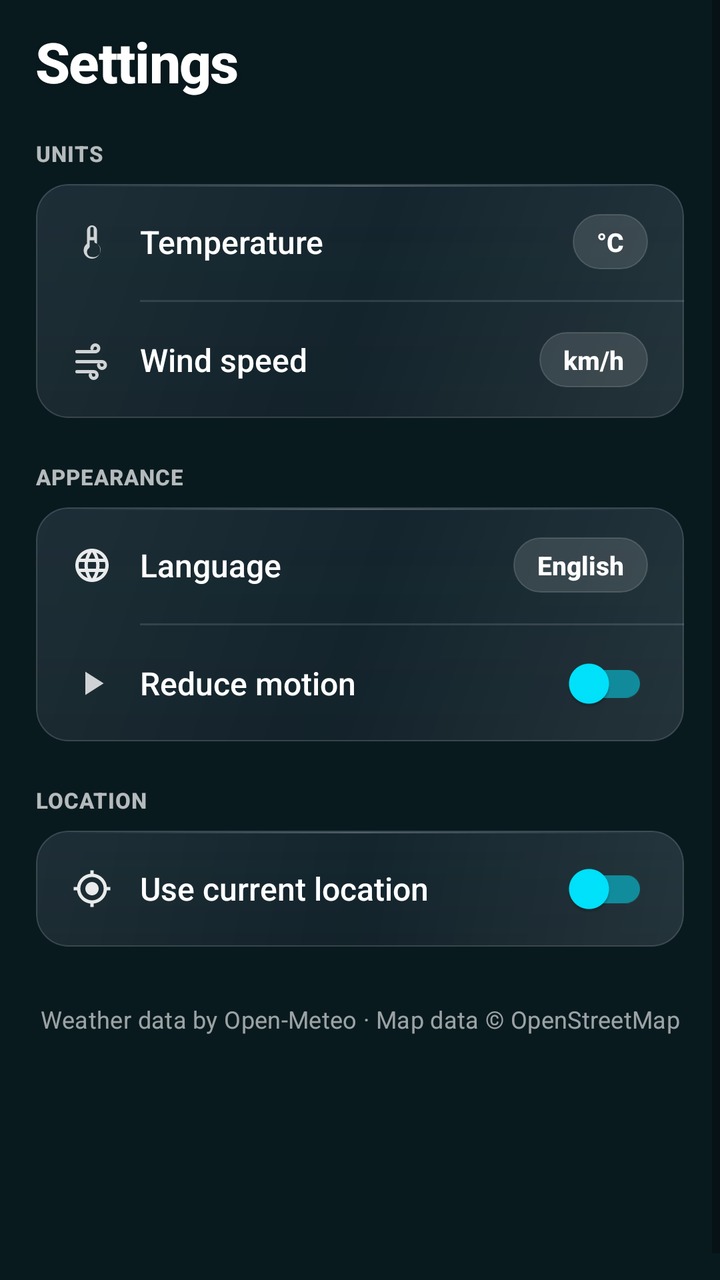
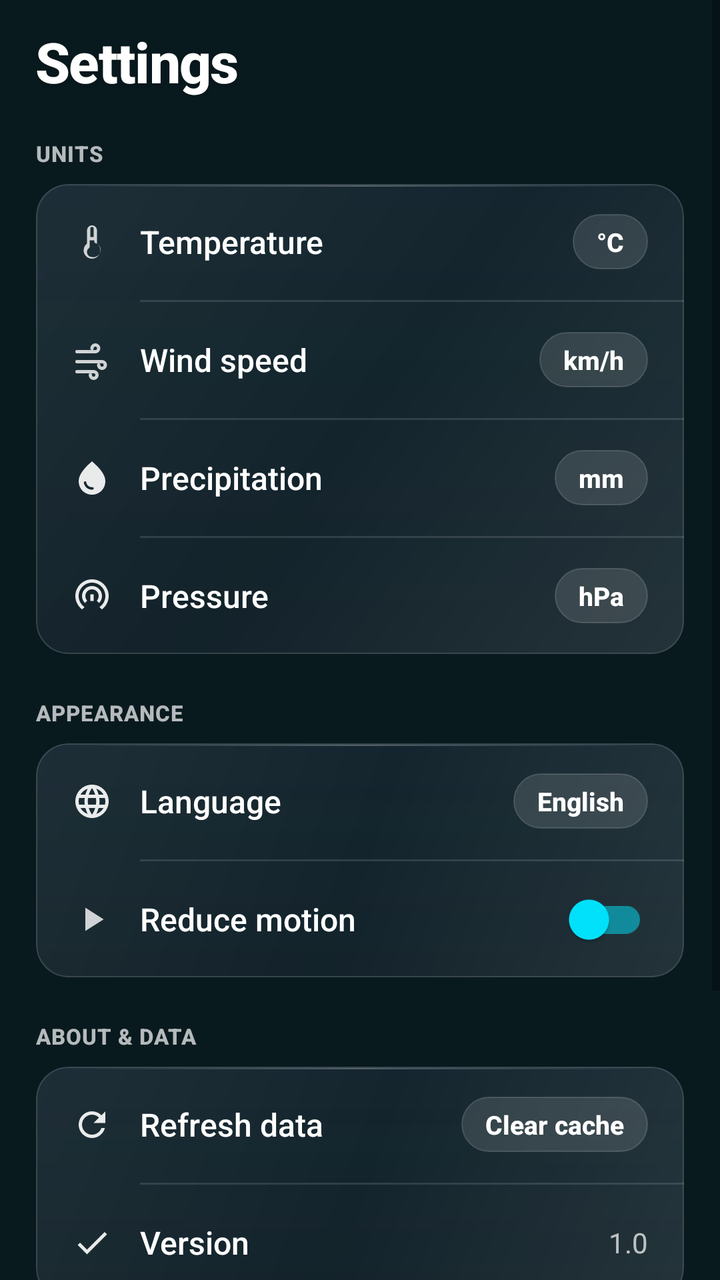

Two renders of the same Android screen: before a commit and after it. Below are the layout's source before the change and the commit's diff.
<!-- AndroidManifest.xml: application theme Theme.K3Weather -->
<!-- res/layout/layout_settings.xml -->
<?xml version="1.0" encoding="utf-8"?>
<ScrollView xmlns:android="http://schemas.android.com/apk/res/android"
    xmlns:app="http://schemas.android.com/apk/res-auto"
    android:layout_width="match_parent"
    android:layout_height="match_parent"
    android:background="@android:color/transparent"
    android:clipToPadding="false"
    android:overScrollMode="never"
    android:fillViewport="true">

    <LinearLayout
        android:layout_width="match_parent"
        android:layout_height="wrap_content"
        android:orientation="vertical"
        android:paddingHorizontal="18dp"
        android:paddingTop="12dp"
        android:paddingBottom="120dp">

        
        <TextView
            android:layout_width="match_parent"
            android:layout_height="wrap_content"
            android:text="@string/settings_title"
            android:textColor="@android:color/white"
            android:textSize="28sp"
            android:textStyle="bold"
            android:letterSpacing="-0.02"
            android:shadowColor="#33000000"
            android:shadowDx="0"
            android:shadowDy="2"
            android:shadowRadius="6"
            android:fontFamily="sans-serif-medium"
            android:layout_marginBottom="20dp" />

        
        <TextView
            android:layout_width="match_parent"
            android:layout_height="wrap_content"
            android:text="@string/settings_section_units"
            android:textColor="#B3FFFFFF"
            android:textSize="11sp"
            android:textStyle="bold"
            android:letterSpacing="0.03"
            android:fontFamily="sans-serif-medium"
            android:layout_marginBottom="8dp" />

        <LinearLayout
            android:layout_width="match_parent"
            android:layout_height="wrap_content"
            android:background="@drawable/bg_card_translucent"
            android:orientation="vertical"
            android:clipToOutline="true">

            
            <LinearLayout
                android:id="@+id/rowTemperature"
                android:layout_width="match_parent"
                android:layout_height="58dp"
                android:background="?attr/selectableItemBackground"
                android:clickable="true"
                android:focusable="true"
                android:gravity="center_vertical"
                android:orientation="horizontal"
                android:paddingHorizontal="18dp">

                <ImageView
                    android:layout_width="20dp"
                    android:layout_height="20dp"
                    android:contentDescription="@null"
                    android:src="@drawable/ic_thermometer"
                    app:tint="#E6FFFFFF" />

                <TextView
                    android:layout_width="0dp"
                    android:layout_height="wrap_content"
                    android:layout_weight="1"
                    android:layout_marginStart="14dp"
                    android:text="@string/settings_temperature"
                    android:textColor="@android:color/white"
                    android:textSize="16sp"
                    android:fontFamily="sans-serif-medium" />

                <TextView
                    android:id="@+id/tvTemperatureUnitValue"
                    android:layout_width="wrap_content"
                    android:layout_height="wrap_content"
                    android:background="@drawable/bg_pill_accent_translucent"
                    android:paddingHorizontal="12dp"
                    android:paddingVertical="5dp"
                    android:text="°C"
                    android:textColor="@android:color/white"
                    android:textSize="13sp"
                    android:textStyle="bold"
                    android:fontFamily="sans-serif-medium" />
            </LinearLayout>

            <View
                android:layout_width="match_parent"
                android:layout_height="1dp"
                android:layout_marginStart="52dp"
                android:background="#1FFFFFFF" />

            
            <LinearLayout
                android:id="@+id/rowWindSpeed"
                android:layout_width="match_parent"
                android:layout_height="58dp"
                android:background="?attr/selectableItemBackground"
                android:clickable="true"
                android:focusable="true"
                android:gravity="center_vertical"
                android:orientation="horizontal"
                android:paddingHorizontal="18dp">

                <ImageView
                    android:layout_width="20dp"
                    android:layout_height="20dp"
                    android:contentDescription="@null"
                    android:src="@drawable/ic_wind"
                    app:tint="#E6FFFFFF" />

                <TextView
                    android:layout_width="0dp"
                    android:layout_height="wrap_content"
                    android:layout_weight="1"
                    android:layout_marginStart="14dp"
                    android:text="@string/settings_wind_speed"
                    android:textColor="@android:color/white"
                    android:textSize="16sp"
                    android:fontFamily="sans-serif-medium" />

                <TextView
                    android:id="@+id/tvWindSpeedUnitValue"
                    android:layout_width="wrap_content"
                    android:layout_height="wrap_content"
                    android:background="@drawable/bg_pill_accent_translucent"
                    android:paddingHorizontal="12dp"
                    android:paddingVertical="5dp"
                    android:text="km/h"
                    android:textColor="@android:color/white"
                    android:textSize="13sp"
                    android:textStyle="bold"
                    android:fontFamily="sans-serif-medium" />
            </LinearLayout>
        </LinearLayout>

        
        <TextView
            android:layout_width="match_parent"
            android:layout_height="wrap_content"
            android:layout_marginTop="22dp"
            android:layout_marginBottom="8dp"
            android:text="@string/settings_section_display"
            android:textColor="#B3FFFFFF"
            android:textSize="11sp"
            android:textStyle="bold"
            android:letterSpacing="0.03"
            android:fontFamily="sans-serif-medium" />

        <LinearLayout
            android:layout_width="match_parent"
            android:layout_height="wrap_content"
            android:background="@drawable/bg_card_translucent"
            android:orientation="vertical"
            android:clipToOutline="true">

            
            <LinearLayout
                android:id="@+id/rowLanguage"
                android:layout_width="match_parent"
                android:layout_height="58dp"
                android:background="?attr/selectableItemBackground"
                android:clickable="true"
                android:focusable="true"
                android:gravity="center_vertical"
                android:orientation="horizontal"
                android:paddingHorizontal="18dp">

                <ImageView
                    android:layout_width="20dp"
                    android:layout_height="20dp"
                    android:contentDescription="@null"
                    android:src="@drawable/ic_language"
                    app:tint="#E6FFFFFF" />

                <TextView
                    android:layout_width="0dp"
                    android:layout_height="wrap_content"
                    android:layout_weight="1"
                    android:layout_marginStart="14dp"
                    android:text="@string/settings_language"
                    android:textColor="@android:color/white"
                    android:textSize="16sp"
                    android:fontFamily="sans-serif-medium" />

                <TextView
                    android:id="@+id/tvLanguageValue"
                    android:layout_width="wrap_content"
                    android:layout_height="wrap_content"
                    android:background="@drawable/bg_pill_accent_translucent"
                    android:paddingHorizontal="12dp"
                    android:paddingVertical="5dp"
                    android:text="English"
                    android:textColor="@android:color/white"
                    android:textSize="13sp"
                    android:textStyle="bold"
                    android:fontFamily="sans-serif-medium" />
            </LinearLayout>

            <View
                android:layout_width="match_parent"
                android:layout_height="1dp"
                android:layout_marginStart="52dp"
                android:background="#1FFFFFFF" />

            
            <LinearLayout
                android:id="@+id/rowReduceMotion"
                android:layout_width="match_parent"
                android:layout_height="58dp"
                android:background="?attr/selectableItemBackground"
                android:clickable="true"
                android:focusable="true"
                android:gravity="center_vertical"
                android:orientation="horizontal"
                android:paddingHorizontal="18dp">

                <ImageView
                    android:layout_width="20dp"
                    android:layout_height="20dp"
                    android:contentDescription="@null"
                    android:src="@drawable/ic_reduce_motion"
                    app:tint="#E6FFFFFF" />

                <TextView
                    android:layout_width="0dp"
                    android:layout_height="wrap_content"
                    android:layout_weight="1"
                    android:layout_marginStart="14dp"
                    android:text="@string/settings_reduce_motion"
                    android:textColor="@android:color/white"
                    android:textSize="16sp"
                    android:fontFamily="sans-serif-medium" />

                <androidx.appcompat.widget.SwitchCompat
                    android:id="@+id/reduceMotionSwitch"
                    android:layout_width="wrap_content"
                    android:layout_height="wrap_content"
                    app:thumbTint="@color/accent_cyan"
                    app:trackTint="#8000E5FF" />
            </LinearLayout>
        </LinearLayout>

        
        <TextView
            android:layout_width="match_parent"
            android:layout_height="wrap_content"
            android:layout_marginTop="22dp"
            android:layout_marginBottom="8dp"
            android:text="@string/settings_section_location"
            android:textColor="#B3FFFFFF"
            android:textSize="11sp"
            android:textStyle="bold"
            android:letterSpacing="0.03"
            android:fontFamily="sans-serif-medium" />

        <LinearLayout
            android:layout_width="match_parent"
            android:layout_height="wrap_content"
            android:background="@drawable/bg_card_translucent"
            android:orientation="vertical"
            android:clipToOutline="true">

            
            <LinearLayout
                android:id="@+id/rowCurrentLocation"
                android:layout_width="match_parent"
                android:layout_height="58dp"
                android:background="?attr/selectableItemBackground"
                android:clickable="true"
                android:focusable="true"
                android:gravity="center_vertical"
                android:orientation="horizontal"
                android:paddingHorizontal="18dp">

                <ImageView
                    android:layout_width="20dp"
                    android:layout_height="20dp"
                    android:contentDescription="@null"
                    android:src="@drawable/ic_location"
                    app:tint="#E6FFFFFF" />

                <TextView
                    android:layout_width="0dp"
                    android:layout_height="wrap_content"
                    android:layout_weight="1"
                    android:layout_marginStart="14dp"
                    android:text="@string/settings_use_current_location"
                    android:textColor="@android:color/white"
                    android:textSize="16sp"
                    android:fontFamily="sans-serif-medium" />

                <androidx.appcompat.widget.SwitchCompat
                    android:id="@+id/currentLocationSwitch"
                    android:layout_width="wrap_content"
                    android:layout_height="wrap_content"
                    app:thumbTint="@color/accent_cyan"
                    app:trackTint="#8000E5FF" />
            </LinearLayout>
        </LinearLayout>

        
        <TextView
            android:id="@+id/attributions"
            android:layout_width="match_parent"
            android:layout_height="wrap_content"
            android:layout_marginTop="28dp"
            android:layout_marginBottom="16dp"
            android:gravity="center"
            android:text="@string/settings_attribution"
            android:textColor="#99FFFFFF"
            android:textSize="12sp"
            android:letterSpacing="0.01"
            android:fontFamily="sans-serif" />

    </LinearLayout>
</ScrollView>
<!-- resources referenced by this layout -->
<resources>
  <color name="accent_cyan">#00E5FF</color>
  <!-- drawable bg_pill_accent_translucent (drawable) -->
  <?xml version="1.0" encoding="utf-8"?>
  <shape xmlns:android="http://schemas.android.com/apk/res/android" android:shape="rectangle">
      <solid android:color="#1FFFFFFF" />
      <corners android:radius="999dp" />
      <stroke
          android:width="0.8dp"
          android:color="#26FFFFFF" />
  </shape>
  <!-- drawable ic_location (drawable) -->
  <vector xmlns:android="http://schemas.android.com/apk/res/android"
      android:width="24dp"
      android:height="24dp"
      android:viewportWidth="24"
      android:viewportHeight="24">
      <path
          android:fillColor="#00E5FF"
          android:pathData="M12,8c-2.21,0 -4,1.79 -4,4s1.79,4 4,4 4,-1.79 4,-4 -1.79,-4 -4,-4zm8.94,3A8.994,8.994 0 0 0 13,3.06V1h-2v2.06A8.994,8.994 0 0 0 3.06,11H1v2h2.06A8.994,8.994 0 0 0 11,20.94V23h2v-2.06A8.994,8.994 0 0 0 20.94,13H23v-2h-2.06zM12,19c-3.87,0 -7,-3.13 -7,-7s3.13,-7 7,-7 7,3.13 7,7 -3.13,7 -7,7z"/>
  </vector>
  <!-- drawable ic_reduce_motion (drawable) -->
  <vector xmlns:android="http://schemas.android.com/apk/res/android"
      android:width="24dp"
      android:height="24dp"
      android:viewportWidth="24"
      android:viewportHeight="24">
      <path
          android:fillColor="#E0FFFFFF"
          android:pathData="M8,5v14l11,-7z"/>
  </vector>
  <string name="settings_attribution">Weather data by Open-Meteo · Map data © OpenStreetMap</string>
  <string name="settings_language">Language</string>
  <string name="settings_reduce_motion">Reduce motion</string>
  <string name="settings_section_display">APPEARANCE</string>
  <string name="settings_section_location">LOCATION</string>
  <string name="settings_section_units">UNITS</string>
  <string name="settings_temperature">Temperature</string>
  <string name="settings_title">Settings</string>
  <string name="settings_use_current_location">Use current location</string>
  <string name="settings_wind_speed">Wind speed</string>
  <color name="primary_teal">#0F2C33</color>
  <color name="primary_dark_teal">#091A1F</color>
  <!-- unchanged entries left out for length: 5 -->
</resources>

<!-- the commit's change to res/layout/layout_settings.xml (unified diff, before → after) -->
@@ -142,6 +142,102 @@
                     android:textStyle="bold"
                     android:fontFamily="sans-serif-medium" />
             </LinearLayout>
+
+            <View
+                android:layout_width="match_parent"
+                android:layout_height="1dp"
+                android:layout_marginStart="52dp"
+                android:background="#1FFFFFFF" />
+
+            <LinearLayout
+                android:id="@+id/rowPrecipitation"
+                android:layout_width="match_parent"
+                android:layout_height="58dp"
+                android:background="?attr/selectableItemBackground"
+                android:clickable="true"
+                android:focusable="true"
+                android:gravity="center_vertical"
+                android:orientation="horizontal"
+                android:paddingHorizontal="18dp">
+
+                <ImageView
+                    android:layout_width="20dp"
+                    android:layout_height="20dp"
+                    android:contentDescription="@null"
+                    android:src="@drawable/ic_humidity_drop"
+                    app:tint="#E6FFFFFF" />
+
+                <TextView
+                    android:layout_width="0dp"
+                    android:layout_height="wrap_content"
+                    android:layout_weight="1"
+                    android:layout_marginStart="14dp"
+                    android:text="@string/settings_precipitation"
+                    android:textColor="@android:color/white"
+                    android:textSize="16sp"
+                    android:fontFamily="sans-serif-medium" />
+
+                <TextView
+                    android:id="@+id/tvPrecipitationUnitValue"
+                    android:layout_width="wrap_content"
+                    android:layout_height="wrap_content"
+                    android:background="@drawable/bg_pill_accent_translucent"
+                    android:paddingHorizontal="12dp"
+                    android:paddingVertical="5dp"
+                    android:text="mm"
+                    android:textColor="@android:color/white"
+                    android:textSize="13sp"
+                    android:textStyle="bold"
+                    android:fontFamily="sans-serif-medium" />
+            </LinearLayout>
+
+            <View
+                android:layout_width="match_parent"
+                android:layout_height="1dp"
+                android:layout_marginStart="52dp"
+                android:background="#1FFFFFFF" />
+
+            <LinearLayout
+                android:id="@+id/rowPressure"
+                android:layout_width="match_parent"
+                android:layout_height="58dp"
+                android:background="?attr/selectableItemBackground"
+                android:clickable="true"
+                android:focusable="true"
+                android:gravity="center_vertical"
+                android:orientation="horizontal"
+                android:paddingHorizontal="18dp">
+
+                <ImageView
+                    android:layout_width="20dp"
+                    android:layout_height="20dp"
+                    android:contentDescription="@null"
+                    android:src="@drawable/ic_gauge"
+                    app:tint="#E6FFFFFF" />
+
+                <TextView
+                    android:layout_width="0dp"
+                    android:layout_height="wrap_content"
+                    android:layout_weight="1"
+                    android:layout_marginStart="14dp"
+                    android:text="@string/settings_pressure"
+                    android:textColor="@android:color/white"
+                    android:textSize="16sp"
+                    android:fontFamily="sans-serif-medium" />
+
+                <TextView
+                    android:id="@+id/tvPressureUnitValue"
+                    android:layout_width="wrap_content"
+                    android:layout_height="wrap_content"
+                    android:background="@drawable/bg_pill_accent_translucent"
+                    android:paddingHorizontal="12dp"
+                    android:paddingVertical="5dp"
+                    android:text="hPa"
+                    android:textColor="@android:color/white"
+                    android:textSize="13sp"
+                    android:textStyle="bold"
+                    android:fontFamily="sans-serif-medium" />
+            </LinearLayout>
         </LinearLayout>
 
         
@@ -257,7 +353,7 @@
             android:layout_height="wrap_content"
             android:layout_marginTop="22dp"
             android:layout_marginBottom="8dp"
-            android:text="@string/settings_section_location"
+            android:text="@string/settings_section_about"
             android:textColor="#B3FFFFFF"
             android:textSize="11sp"
             android:textStyle="bold"
@@ -271,50 +367,93 @@
             android:orientation="vertical"
             android:clipToOutline="true">
 
-            
-            <LinearLayout
-                android:id="@+id/rowCurrentLocation"
-                android:layout_width="match_parent"
-                android:layout_height="58dp"
-                android:background="?attr/selectableItemBackground"
-                android:clickable="true"
-                android:focusable="true"
-                android:gravity="center_vertical"
-                android:orientation="horizontal"
-                android:paddingHorizontal="18dp">
-
-                <ImageView
-                    android:layout_width="20dp"
-                    android:layout_height="20dp"
-                    android:contentDescription="@null"
-                    android:src="@drawable/ic_location"
-                    app:tint="#E6FFFFFF" />
-
-                <TextView
-                    android:layout_width="0dp"
-                    android:layout_height="wrap_content"
-                    android:layout_weight="1"
-                    android:layout_marginStart="14dp"
-                    android:text="@string/settings_use_current_location"
-                    android:textColor="@android:color/white"
-                    android:textSize="16sp"
-                    android:fontFamily="sans-serif-medium" />
-
-                <androidx.appcompat.widget.SwitchCompat
-                    android:id="@+id/currentLocationSwitch"
-                    android:layout_width="wrap_content"
-                    android:layout_height="wrap_content"
-                    app:thumbTint="@color/accent_cyan"
-                    app:trackTint="#8000E5FF" />
+            <LinearLayout
+                android:id="@+id/rowClearCache"
+                android:layout_width="match_parent"
+                android:layout_height="58dp"
+                android:background="?attr/selectableItemBackground"
+                android:clickable="true"
+                android:focusable="true"
+                android:gravity="center_vertical"
+                android:orientation="horizontal"
+                android:paddingHorizontal="18dp">
+
+                <ImageView
+                    android:layout_width="20dp"
+                    android:layout_height="20dp"
+                    android:contentDescription="@null"
+                    android:src="@drawable/ic_refresh"
+                    app:tint="#E6FFFFFF" />
+
+                <TextView
+                    android:layout_width="0dp"
+                    android:layout_height="wrap_content"
+                    android:layout_weight="1"
+                    android:layout_marginStart="14dp"
+                    android:text="@string/settings_clear_cache"
+                    android:textColor="@android:color/white"
+                    android:textSize="16sp"
+                    android:fontFamily="sans-serif-medium" />
+
+                <TextView
+                    android:id="@+id/tvCacheAction"
+                    android:layout_width="wrap_content"
+                    android:layout_height="wrap_content"
+                    android:background="@drawable/bg_pill_accent_translucent"
+                    android:paddingHorizontal="12dp"
+                    android:paddingVertical="5dp"
+                    android:text="@string/settings_clear_cache_action"
+                    android:textColor="@android:color/white"
+                    android:textSize="13sp"
+                    android:textStyle="bold"
+                    android:fontFamily="sans-serif-medium" />
+            </LinearLayout>
+
+            <View
+                android:layout_width="match_parent"
+                android:layout_height="1dp"
+                android:layout_marginStart="52dp"
+                android:background="#1FFFFFFF" />
+
+            <LinearLayout
+                android:layout_width="match_parent"
+                android:layout_height="58dp"
+                android:gravity="center_vertical"
+                android:orientation="horizontal"
+                android:paddingHorizontal="18dp">
+
+                <ImageView
+                    android:layout_width="20dp"
+                    android:layout_height="20dp"
+                    android:contentDescription="@null"
+                    android:src="@drawable/ic_check"
+                    app:tint="#E6FFFFFF" />
+
+                <TextView
+                    android:layout_width="0dp"
+                    android:layout_height="wrap_content"
+                    android:layout_weight="1"
+                    android:layout_marginStart="14dp"
+                    android:text="@string/settings_version"
+                    android:textColor="@android:color/white"
+                    android:textSize="16sp"
+                    android:fontFamily="sans-serif-medium" />
+
+                <TextView
+                    android:id="@+id/tvVersionValue"
+                    android:layout_width="wrap_content"
+                    android:layout_height="wrap_content"
+                    android:text="1.0"
+                    android:textColor="#B3FFFFFF"
+                    android:textSize="14sp" />
             </LinearLayout>
         </LinearLayout>
 
-        
         <TextView
             android:id="@+id/attributions"
             android:layout_width="match_parent"
             android:layout_height="wrap_content"
-            android:layout_marginTop="28dp"
+            android:layout_marginTop="24dp"
             android:layout_marginBottom="16dp"
             android:gravity="center"
             android:text="@string/settings_attribution"
<!-- resource entries referenced after the edit -->
@@ -10,15 +10,35 @@
           android:width="0.8dp"
           android:color="#26FFFFFF" />
   </shape>
-  <!-- drawable ic_location (drawable) -->
+  <!-- drawable ic_check (drawable) -->
+  <vector xmlns:android="http://schemas.android.com/apk/res/android"
+      android:width="20dp"
+      android:height="20dp"
+      android:viewportWidth="24"
+      android:viewportHeight="24">
+      <path
+          android:fillColor="@android:color/white"
+          android:pathData="M9,16.17L4.83,12l-1.42,1.41L9,19 21,7l-1.41-1.41z" />
+  </vector>
+  <!-- drawable ic_gauge (drawable) -->
   <vector xmlns:android="http://schemas.android.com/apk/res/android"
       android:width="24dp"
       android:height="24dp"
       android:viewportWidth="24"
       android:viewportHeight="24">
       <path
-          android:fillColor="#00E5FF"
-          android:pathData="M12,8c-2.21,0 -4,1.79 -4,4s1.79,4 4,4 4,-1.79 4,-4 -1.79,-4 -4,-4zm8.94,3A8.994,8.994 0 0 0 13,3.06V1h-2v2.06A8.994,8.994 0 0 0 3.06,11H1v2h2.06A8.994,8.994 0 0 0 11,20.94V23h2v-2.06A8.994,8.994 0 0 0 20.94,13H23v-2h-2.06zM12,19c-3.87,0 -7,-3.13 -7,-7s3.13,-7 7,-7 7,3.13 7,7 -3.13,7 -7,7z"/>
+          android:fillColor="@android:color/white"
+          android:pathData="M12,2C6.48,2 2,6.48 2,12c0,3.31 1.61,6.24 4.09,8.04l1.41,-1.42C5.39,17.2 4,14.76 4,12c0,-4.41 3.59,-8 8,-8s8,3.59 8,8c0,2.76 -1.39,5.2 -3.5,6.62l1.41,1.42C20.39,18.24 22,15.31 22,12c0,-5.52 -4.48,-10 -10,-10zM12,6c-3.31,0 -6,2.69 -6,6 0,1.66 0.67,3.16 1.76,4.24l1.41,-1.41C8.45,14.11 8,13.11 8,12c0,-2.21 1.79,-4 4,-4s4,1.79 4,4c0,1.11 -0.45,2.11 -1.17,2.83l1.41,1.41C17.33,15.16 18,13.66 18,12c0,-3.31 -2.69,-6 -6,-6zM11,11h2v4h-2z" />
+  </vector>
+  <!-- drawable ic_humidity_drop (drawable) -->
+  <vector xmlns:android="http://schemas.android.com/apk/res/android"
+      android:width="18dp"
+      android:height="18dp"
+      android:viewportWidth="24"
+      android:viewportHeight="24">
+      <path
+          android:fillColor="#FFFFFF"
+          android:pathData="M12,2c-5.33,4.55 -8,8.48 -8,11.8 0,4.98 3.8,8.2 8,8.2s8,-3.22 8,-8.2c0,-3.32 -2.67,-7.25 -8,-11.8zM7.83,14c0.37,0 0.67,0.26 0.74,0.62 0.41,2.22 2.28,2.98 3.64,2.87 0.43,-0.02 0.79,0.32 0.79,0.75 0,0.4 -0.32,0.73 -0.72,0.75 -2.13,0.13 -4.62,-1.09 -5.19,-4.12C7.01,14.42 7.37,14 7.83,14z" />
   </vector>
   <!-- drawable ic_reduce_motion (drawable) -->
   <vector xmlns:android="http://schemas.android.com/apk/res/android"
@@ -30,15 +50,29 @@
           android:fillColor="#E0FFFFFF"
           android:pathData="M8,5v14l11,-7z"/>
   </vector>
+  <!-- drawable ic_refresh (drawable) -->
+  <vector xmlns:android="http://schemas.android.com/apk/res/android"
+      android:width="24dp"
+      android:height="24dp"
+      android:viewportWidth="24"
+      android:viewportHeight="24">
+      <path
+          android:fillColor="#FFFFFF"
+          android:pathData="M17.65,6.35C16.2,4.9 14.21,4 12,4c-4.42,0 -7.99,3.58 -7.99,8s3.57,8 7.99,8c3.73,0 6.84,-2.55 7.73,-6h-2.08c-0.82,2.33 -3.04,4 -5.65,4 -3.31,0 -6,-2.69 -6,-6s2.69,-6 6,-6c1.66,0 3.14,0.69 4.22,1.78L13,11h7V4l-2.35,2.35z"/>
+  </vector>
   <string name="settings_attribution">Weather data by Open-Meteo · Map data © OpenStreetMap</string>
+  <string name="settings_clear_cache">Refresh data</string>
+  <string name="settings_clear_cache_action">Clear cache</string>
   <string name="settings_language">Language</string>
+  <string name="settings_precipitation">Precipitation</string>
+  <string name="settings_pressure">Pressure</string>
   <string name="settings_reduce_motion">Reduce motion</string>
+  <string name="settings_section_about">ABOUT &amp; DATA</string>
   <string name="settings_section_display">APPEARANCE</string>
-  <string name="settings_section_location">LOCATION</string>
   <string name="settings_section_units">UNITS</string>
   <string name="settings_temperature">Temperature</string>
   <string name="settings_title">Settings</string>
-  <string name="settings_use_current_location">Use current location</string>
+  <string name="settings_version">Version</string>
   <string name="settings_wind_speed">Wind speed</string>
   <color name="primary_teal">#0F2C33</color>
   <color name="primary_dark_teal">#091A1F</color>
